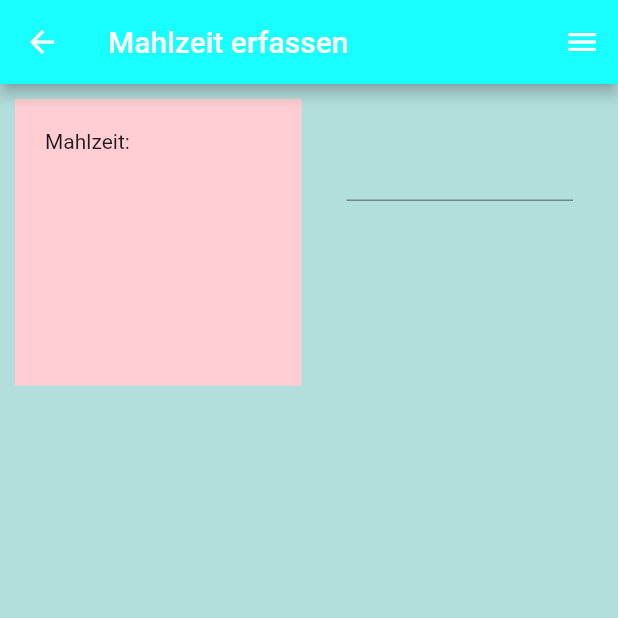
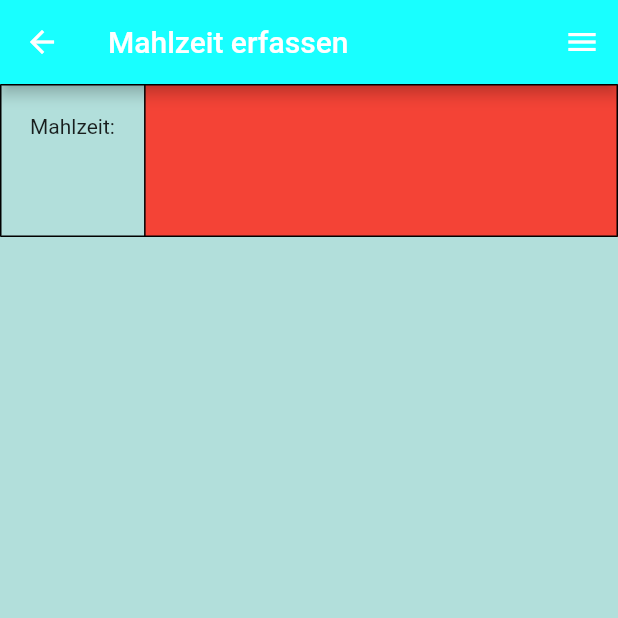
Before and after one commit to Thoughtness/Inner-Peace, a Flutter app: the screen it shows after launch, in the side drawer, after a tap on "Mahlzeit erfassen", on a phone screen of 412 x 824 dp, the top half of it. Run offline on Flutter 3.47's test engine with Material 2 defaults, Android fonts, the phone set to English and light mode, and no system bars.

Commit message:
changed to table

```diff
--- a/lib/mahlzeitErfassen.dart
+++ b/lib/mahlzeitErfassen.dart
@@ -1,7 +1,7 @@
 import 'package:flutter/material.dart';
 import 'package:inner_peace/navigationMenu.dart';
 
-class mahlzeitErfassen extends StatelessWidget{
+class mahlzeitErfassen extends StatelessWidget {
   @override
   Widget build(BuildContext context) => Scaffold(
       backgroundColor: Colors.teal[100],
@@ -10,24 +10,25 @@ class mahlzeitErfassen extends StatelessWidget{
         title: Text('Mahlzeit erfassen'),
         backgroundColor: Colors.cyanAccent,
       ),
-    body: GridView.count(
-        primary: false,
-        padding: const EdgeInsets.all(10),
-        crossAxisSpacing: 10,
-        mainAxisSpacing: 10,
-        crossAxisCount: 2,
-        children: <Widget>[
+      body: Table(border: TableBorder.all(),
+          columnWidths: const <int, TableColumnWidth>{
+            0: IntrinsicColumnWidth(),
+            1: FlexColumnWidth(),
+            2: FixedColumnWidth(50),
+          },
+          //defaultVerticalAlignment: TableCellVerticalAlignment.top,
+          children: <TableRow>[
+            TableRow(children: <Widget>[
               Container(
                 padding: const EdgeInsets.all(20),
-            width: 100,
                 child: const Text("Mahlzeit:"),
-            color: Colors.red[100],
               ),
-          Container(
-            padding: const EdgeInsets.all(20),
-            child: const TextField(),
+              TableCell(
+                verticalAlignment: TableCellVerticalAlignment.top,
+                child: Container(
+                  height: 102,
+                  color: Colors.red,
               ),
-        ],
-    )
-  );
+              )]),
+          ]));
 }
```
Lines whose indentation alone changed are shown as unchanged.
